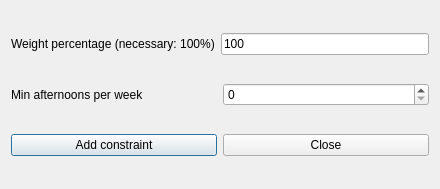
Above: fet/src/interface/addconstraintteachersminafternoonsperweekform_template.ui from vonmecheln/fet before the change. Below: the same form after it.
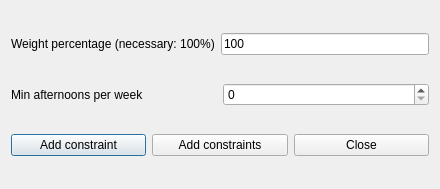
That is the form after the change.

```diff
--- a/fet/src/interface/addconstraintteachersminafternoonsperweekform_template.ui
+++ b/fet/src/interface/addconstraintteachersminafternoonsperweekform_template.ui
@@ -73,6 +73,13 @@
        </property>
       </widget>
      </item>
+     <item>
+      <widget class="QPushButton" name="addConstraintsPushButton">
+       <property name="text">
+        <string>Add constraints</string>
+       </property>
+      </widget>
+     </item>
      <item>
       <widget class="QPushButton" name="closePushButton">
        <property name="text">
```
